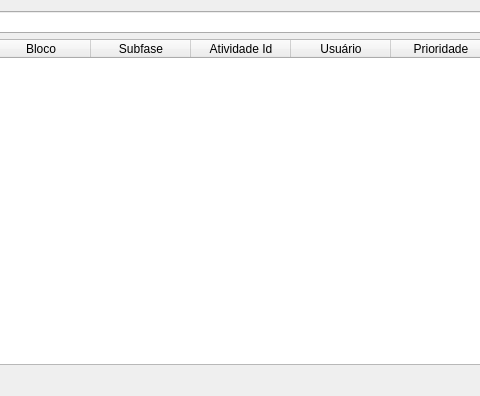
Above: uis/mFilaPrioritaria.ui from dsgoficial/SAP_Gerente before the change; both pictures show x 321 to 801 and y 0 to 396 of the 993 by 396 pixel window. Below: the same form after it.
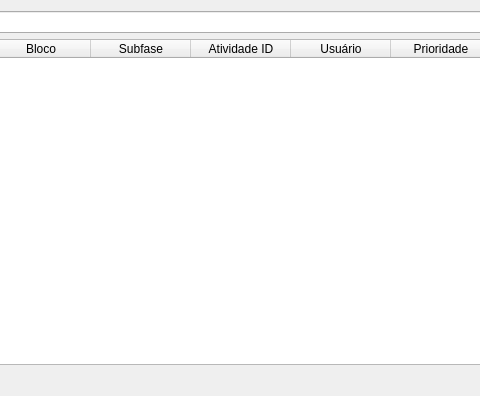
That is the form after the change.

The edit to the form file:
```diff
--- a/uis/mFilaPrioritaria.ui
+++ b/uis/mFilaPrioritaria.ui
@@ -50,7 +50,7 @@
      </column>
      <column>
       <property name="text">
-       <string>Atividade Id</string>
+       <string>Atividade ID</string>
       </property>
      </column>
      <column>
```
